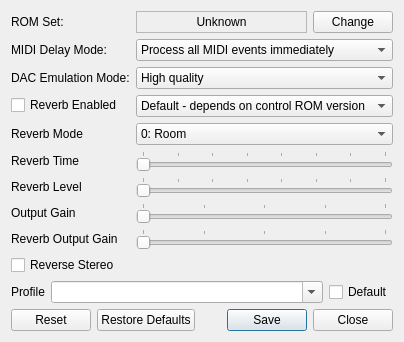
Qt form mt32emu_qt/src/SynthPropertiesDialog.ui (Stino/munt) before a commit.
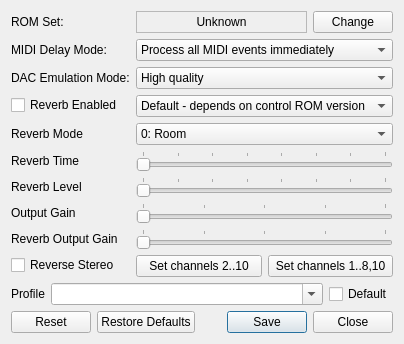
The same form after that commit.

Commit message: New function in mt32emu-qt: - added two convenience buttons in synth properties dialog to allow resetting MIDI channel assignment easily

Patch:
```diff
--- a/mt32emu_qt/src/SynthPropertiesDialog.ui
+++ b/mt32emu_qt/src/SynthPropertiesDialog.ui
@@ -295,6 +295,30 @@
        </item>
       </widget>
      </item>
+     <item row="9" column="1">
+      <layout class="QHBoxLayout" name="horizontalLayout_3">
+       <item>
+        <widget class="QPushButton" name="assignChannels2_10Button">
+         <property name="toolTip">
+          <string>Reset channel assignment to default. MIDI channels 2..10 will be used.</string>
+         </property>
+         <property name="text">
+          <string>Set channels 2..10</string>
+         </property>
+        </widget>
+       </item>
+       <item>
+        <widget class="QPushButton" name="assignChannels1_8_10Button">
+         <property name="toolTip">
+          <string>Reset channel assignment to alternative. MIDI channels 1..8 and 10 will be used.</string>
+         </property>
+         <property name="text">
+          <string>Set channels 1..8,10</string>
+         </property>
+        </widget>
+       </item>
+      </layout>
+     </item>
     </layout>
    </item>
    <item>
```
Left out of the diff: 2 changed lines with no effect on the pictures. The commit also changes 6 other files.
